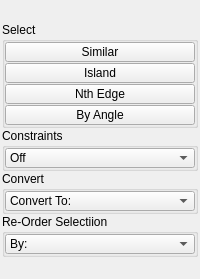
m3trik/tentacle, file tentacle/ui/selection.ui: the form before one commit.
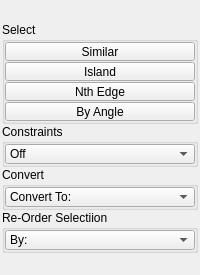
The form after the commit. Custom widgets are drawn as their Qt base class.

```diff
--- a/tentacle/ui/selection.ui
+++ b/tentacle/ui/selection.ui
@@ -101,13 +101,13 @@
            <property name="minimumSize">
             <size>
              <width>0</width>
-             <height>20</height>
+             <height>19</height>
             </size>
            </property>
            <property name="maximumSize">
             <size>
              <width>16777215</width>
-             <height>20</height>
+             <height>19</height>
             </size>
            </property>
            <property name="toolTip">
@@ -132,13 +132,13 @@
            <property name="minimumSize">
             <size>
              <width>0</width>
-             <height>20</height>
+             <height>19</height>
             </size>
            </property>
            <property name="maximumSize">
             <size>
              <width>16777215</width>
-             <height>20</height>
+             <height>19</height>
             </size>
            </property>
            <property name="toolTip">
@@ -163,13 +163,13 @@
            <property name="minimumSize">
             <size>
              <width>0</width>
-             <height>20</height>
+             <height>19</height>
             </size>
            </property>
            <property name="maximumSize">
             <size>
              <width>16777215</width>
-             <height>20</height>
+             <height>19</height>
             </size>
            </property>
            <property name="toolTip">
@@ -194,13 +194,13 @@
            <property name="minimumSize">
             <size>
              <width>0</width>
-             <height>20</height>
+             <height>19</height>
             </size>
            </property>
            <property name="maximumSize">
             <size>
              <width>16777215</width>
-             <height>20</height>
+             <height>19</height>
             </size>
            </property>
            <property name="toolTip">
```
